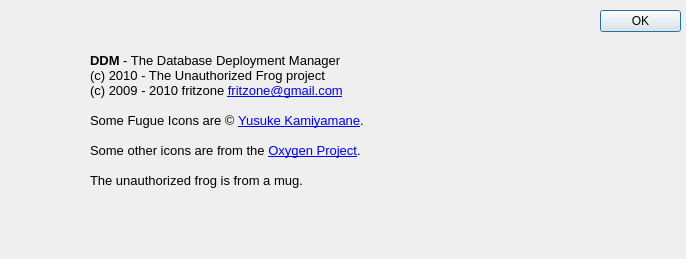
The window that AboutBoxDialog.ui (fritzone/ddm) describes before a commit, drawn with Qt 5.
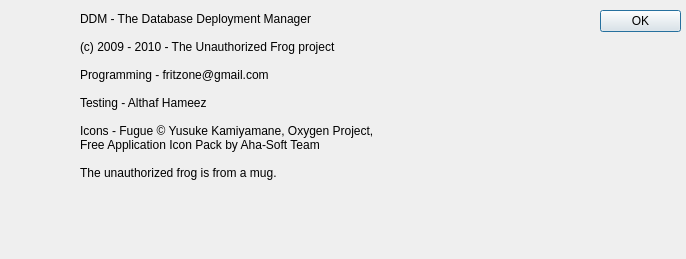
The same window after the commit. Icons and pictures are not drawn.

Diff of the .ui file:
```diff
--- a/AboutBoxDialog.ui
+++ b/AboutBoxDialog.ui
@@ -48,29 +48,28 @@
   <widget class="QLabel" name="label_2">
    <property name="geometry">
     <rect>
-     <x>90</x>
+     <x>80</x>
      <y>10</y>
-     <width>491</width>
-     <height>221</height>
+     <width>441</width>
+     <height>171</height>
     </rect>
    </property>
    <property name="text">
-    <string>&lt;!DOCTYPE HTML PUBLIC &quot;-//W3C//DTD HTML 4.0//EN&quot; &quot;http://www.w3.org/TR/REC-html40/strict.dtd&quot;&gt;
-&lt;html&gt;&lt;head&gt;&lt;meta name=&quot;qrichtext&quot; content=&quot;1&quot; /&gt;&lt;style type=&quot;text/css&quot;&gt;
-p, li { white-space: pre-wrap; }
-&lt;/style&gt;&lt;/head&gt;&lt;body style=&quot; font-family:'MS Shell Dlg 2'; font-size:7.8pt; font-weight:400; font-style:normal;&quot;&gt;
-&lt;table border=&quot;0&quot; style=&quot;-qt-table-type: root; margin-top:4px; margin-bottom:4px; margin-left:4px; margin-right:4px;&quot;&gt;
-&lt;tr&gt;
-&lt;td style=&quot;border: none;&quot;&gt;
-&lt;p style=&quot; margin-top:0px; margin-bottom:0px; margin-left:0px; margin-right:0px; -qt-block-indent:0; text-indent:0px;&quot;&gt;&lt;span style=&quot; font-family:'Sans'; font-size:10pt; font-weight:600;&quot;&gt;DDM &lt;/span&gt;&lt;span style=&quot; font-family:'Sans'; font-size:10pt;&quot;&gt;- The Database Deployment Manager&lt;/span&gt;&lt;/p&gt;
-&lt;p style=&quot; margin-top:0px; margin-bottom:0px; margin-left:0px; margin-right:0px; -qt-block-indent:0; text-indent:0px;&quot;&gt;&lt;span style=&quot; font-family:'Sans'; font-size:10pt;&quot;&gt;(c) 2010 - The Unauthorized Frog project&lt;/span&gt;&lt;/p&gt;
-&lt;p style=&quot; margin-top:0px; margin-bottom:0px; margin-left:0px; margin-right:0px; -qt-block-indent:0; text-indent:0px;&quot;&gt;&lt;span style=&quot; font-family:'Sans'; font-size:10pt;&quot;&gt;(c) 2009 - 2010 fritzone &lt;/span&gt;&lt;a href=&quot;mailto:fritzone@gmail.com&quot;&gt;&lt;span style=&quot; font-family:'Sans'; font-size:10pt; text-decoration: underline; color:#0000ff;&quot;&gt;fritzone@gmail.com&lt;/span&gt;&lt;/a&gt;&lt;/p&gt;
-&lt;p style=&quot;-qt-paragraph-type:empty; margin-top:0px; margin-bottom:0px; margin-left:0px; margin-right:0px; -qt-block-indent:0; text-indent:0px; font-family:'Sans'; font-size:10pt; text-decoration: underline; color:#0000ff;&quot;&gt;&lt;/p&gt;
-&lt;p style=&quot; margin-top:0px; margin-bottom:0px; margin-left:0px; margin-right:0px; -qt-block-indent:0; text-indent:0px;&quot;&gt;&lt;span style=&quot; font-family:'Sans'; font-size:10pt;&quot;&gt;Some Fugue Icons are © &lt;/span&gt;&lt;a href=&quot;http://p.yusukekamiyamane.com/&quot;&gt;&lt;span style=&quot; font-family:'Sans'; font-size:10pt; text-decoration: underline; color:#0000ff;&quot;&gt;Yusuke Kamiyamane&lt;/span&gt;&lt;/a&gt;&lt;span style=&quot; font-family:'Sans'; font-size:10pt;&quot;&gt;. &lt;/span&gt;&lt;/p&gt;
-&lt;p style=&quot;-qt-paragraph-type:empty; margin-top:0px; margin-bottom:0px; margin-left:0px; margin-right:0px; -qt-block-indent:0; text-indent:0px; font-family:'Sans'; font-size:10pt;&quot;&gt;&lt;/p&gt;
-&lt;p style=&quot; margin-top:0px; margin-bottom:0px; margin-left:0px; margin-right:0px; -qt-block-indent:0; text-indent:0px;&quot;&gt;&lt;span style=&quot; font-family:'Sans'; font-size:10pt;&quot;&gt;Some other icons are from the &lt;/span&gt;&lt;a href=&quot;www.oxygen-icons.org&quot;&gt;&lt;span style=&quot; font-family:'Sans'; font-size:10pt; text-decoration: underline; color:#0000ff;&quot;&gt;Oxygen Project&lt;/span&gt;&lt;/a&gt;&lt;span style=&quot; font-family:'Sans'; font-size:10pt;&quot;&gt;.&lt;/span&gt;&lt;/p&gt;
-&lt;p style=&quot;-qt-paragraph-type:empty; margin-top:0px; margin-bottom:0px; margin-left:0px; margin-right:0px; -qt-block-indent:0; text-indent:0px; font-family:'Sans'; font-size:10pt;&quot;&gt;&lt;/p&gt;
-&lt;p style=&quot; margin-top:0px; margin-bottom:0px; margin-left:0px; margin-right:0px; -qt-block-indent:0; text-indent:0px;&quot;&gt;&lt;span style=&quot; font-family:'Sans'; font-size:10pt;&quot;&gt;The unauthorized frog is from a mug.&lt;/span&gt;&lt;/p&gt;&lt;/td&gt;&lt;/tr&gt;&lt;/table&gt;&lt;/body&gt;&lt;/html&gt;</string>
+    <string>DDM - The Database Deployment Manager
+
+(c) 2009 - 2010 - The Unauthorized Frog project
+
+Programming - fritzone@gmail.com
+
+Testing - Althaf Hameez
+
+Icons - Fugue © Yusuke Kamiyamane, Oxygen Project, 
+Free Application Icon Pack by Aha-Soft Team 
+
+The unauthorized frog is from a mug.</string>
+   </property>
+   <property name="textFormat">
+    <enum>Qt::PlainText</enum>
    </property>
   </widget>
   <widget class="QLabel" name="label_3">
```
